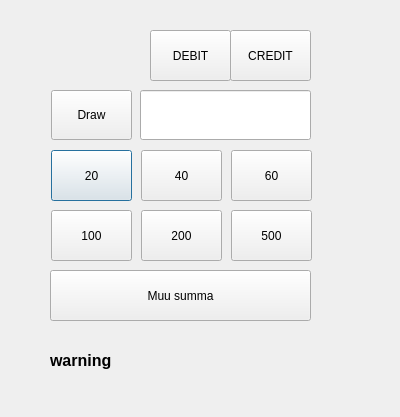
First picture: the form in Pankkiautomaatti/drawmoney.ui, repository banksimul2022/group6, before the edit.
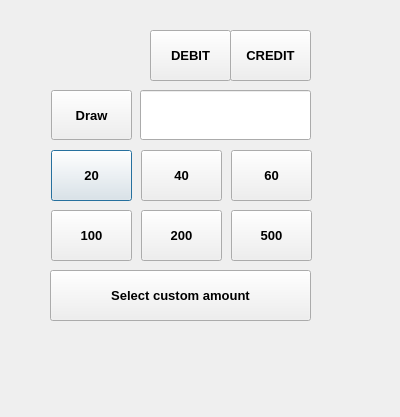
Second picture: the form after the edit.

What changed in the file:
```diff
--- a/Pankkiautomaatti/drawmoney.ui
+++ b/Pankkiautomaatti/drawmoney.ui
@@ -22,6 +22,12 @@
      <height>51</height>
     </rect>
    </property>
+   <property name="font">
+    <font>
+     <pointsize>10</pointsize>
+     <bold>true</bold>
+    </font>
+   </property>
    <property name="text">
     <string>20</string>
    </property>
@@ -35,6 +41,12 @@
      <height>51</height>
     </rect>
    </property>
+   <property name="font">
+    <font>
+     <pointsize>10</pointsize>
+     <bold>true</bold>
+    </font>
+   </property>
    <property name="text">
     <string>40</string>
    </property>
@@ -48,6 +60,12 @@
      <height>51</height>
     </rect>
    </property>
+   <property name="font">
+    <font>
+     <pointsize>10</pointsize>
+     <bold>true</bold>
+    </font>
+   </property>
    <property name="text">
     <string>60</string>
    </property>
@@ -61,6 +79,12 @@
      <height>51</height>
     </rect>
    </property>
+   <property name="font">
+    <font>
+     <pointsize>10</pointsize>
+     <bold>true</bold>
+    </font>
+   </property>
    <property name="text">
     <string>100</string>
    </property>
@@ -74,6 +98,12 @@
      <height>51</height>
     </rect>
    </property>
+   <property name="font">
+    <font>
+     <pointsize>10</pointsize>
+     <bold>true</bold>
+    </font>
+   </property>
    <property name="text">
     <string>200</string>
    </property>
@@ -87,6 +117,12 @@
      <height>51</height>
     </rect>
    </property>
+   <property name="font">
+    <font>
+     <pointsize>10</pointsize>
+     <bold>true</bold>
+    </font>
+   </property>
    <property name="text">
     <string>500</string>
    </property>
@@ -100,8 +136,14 @@
      <height>51</height>
     </rect>
    </property>
+   <property name="font">
+    <font>
+     <pointsize>10</pointsize>
+     <bold>true</bold>
+    </font>
+   </property>
    <property name="text">
-    <string>Muu summa</string>
+    <string>Select custom amount</string>
    </property>
   </widget>
   <widget class="QPushButton" name="btn_Draw">
@@ -113,6 +155,12 @@
      <height>50</height>
     </rect>
    </property>
+   <property name="font">
+    <font>
+     <pointsize>10</pointsize>
+     <bold>true</bold>
+    </font>
+   </property>
    <property name="text">
     <string>Draw</string>
    </property>
@@ -142,6 +190,12 @@
      <height>51</height>
     </rect>
    </property>
+   <property name="font">
+    <font>
+     <pointsize>10</pointsize>
+     <bold>true</bold>
+    </font>
+   </property>
    <property name="text">
     <string>DEBIT</string>
    </property>
@@ -155,6 +209,12 @@
      <height>51</height>
     </rect>
    </property>
+   <property name="font">
+    <font>
+     <pointsize>10</pointsize>
+     <bold>true</bold>
+    </font>
+   </property>
    <property name="text">
     <string>CREDIT</string>
    </property>
@@ -175,7 +235,7 @@
     </font>
    </property>
    <property name="text">
-    <string>warning</string>
+    <string/>
    </property>
   </widget>
  </widget>
```
Left out of the diff: 2 changed lines with no effect on the pictures.
